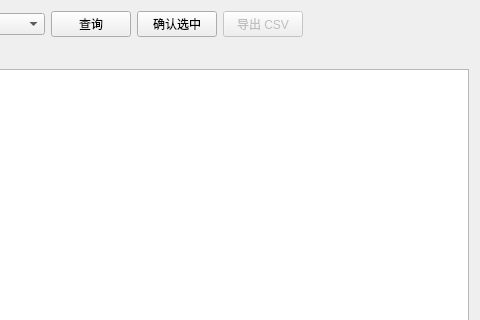
The window that apps/ens_app/src/ui/views/AlarmCenterWidget.ui (LIN367799/EnerSentry) describes before a commit, drawn with Qt 5; both pictures show x 520 to 1000 and y 0 to 320 of the 1000 by 540 pixel window.
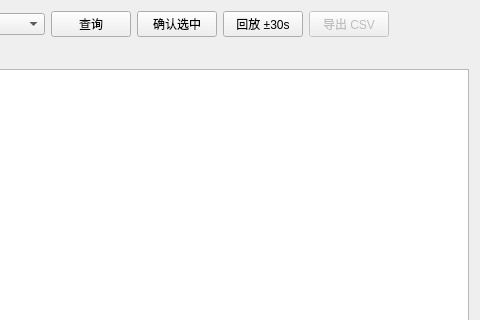
The same window after the commit.

Commit message: V2 切片 38：告警 ±30s 高频回放（ctest 314/314）

Patch:
```diff
--- a/apps/ens_app/src/ui/views/AlarmCenterWidget.ui
+++ b/apps/ens_app/src/ui/views/AlarmCenterWidget.ui
@@ -74,6 +74,13 @@
        </property>
       </widget>
      </item>
+     <item>
+      <widget class="QPushButton" name="btnReplay">
+       <property name="text">
+        <string>回放 ±30s</string>
+       </property>
+      </widget>
+     </item>
      <item>
       <widget class="QPushButton" name="btnExport">
        <property name="enabled">
```
The commit also changes 14 other files.
